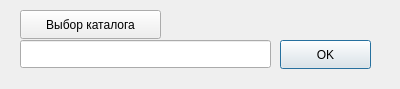
The window that src/dialogfilename.ui (Nozarach1/quantum_gear) describes before a commit, drawn with Qt 5.
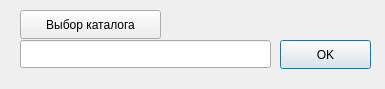
The same window after the commit.

```diff
--- a/src/dialogfilename.ui
+++ b/src/dialogfilename.ui
@@ -6,7 +6,7 @@
    <rect>
     <x>0</x>
     <y>0</y>
-    <width>400</width>
+    <width>385</width>
     <height>89</height>
    </rect>
   </property>
```
